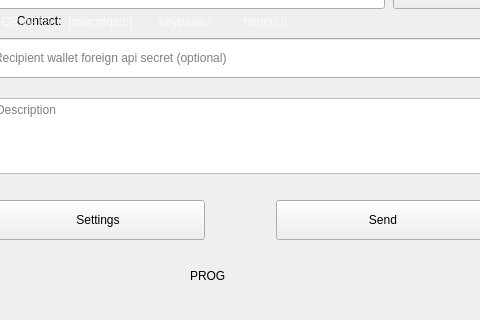
0xkobe/mwc-wallet, file windows/g_sendOnline.ui: the form before one commit; both pictures show x 132 to 612 and y 265 to 585 of the 745 by 585 pixel window.
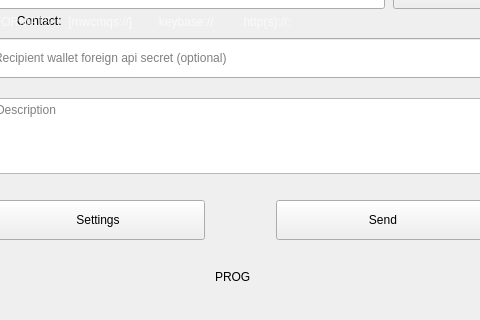
The form after the commit. Icons and pictures are not drawn. Custom widgets are drawn as their Qt base class.

What changed in the file:
```diff
--- a/windows/g_sendOnline.ui
+++ b/windows/g_sendOnline.ui
@@ -485,14 +485,14 @@
          </property>
          <property name="minimumSize">
           <size>
-           <width>100</width>
-           <height>50</height>
+           <width>50</width>
+           <height>25</height>
           </size>
          </property>
          <property name="maximumSize">
           <size>
-           <width>100</width>
-           <height>50</height>
+           <width>50</width>
+           <height>25</height>
           </size>
          </property>
          <property name="text">
@@ -505,13 +505,13 @@
          <property name="minimumSize">
           <size>
            <width>1</width>
-           <height>50</height>
+           <height>25</height>
           </size>
          </property>
          <property name="maximumSize">
           <size>
            <width>1</width>
-           <height>50</height>
+           <height>25</height>
           </size>
          </property>
         </widget>
```
